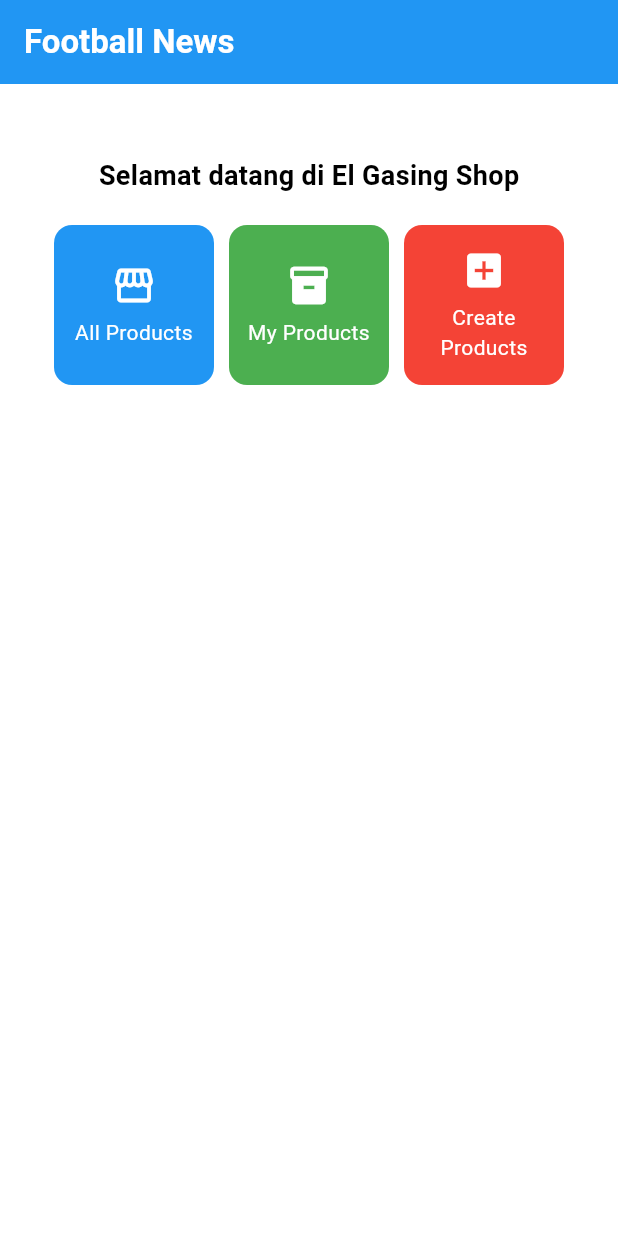
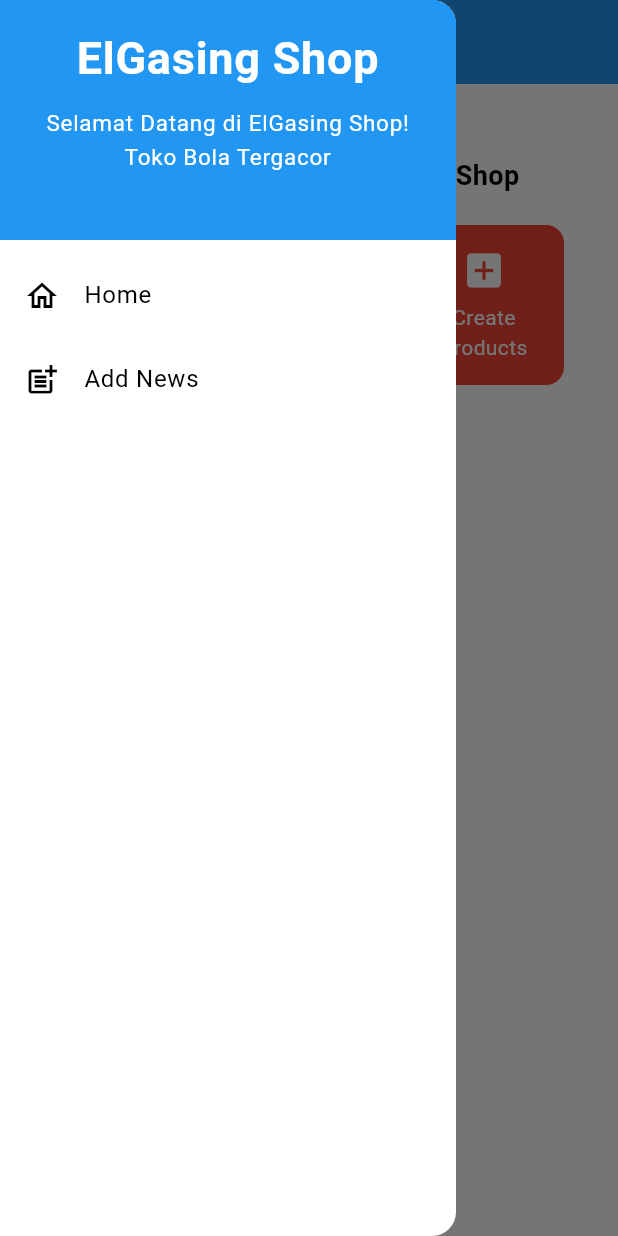
Before and after one commit to elgasing23/Elgasing-football-shop-mobile, a Flutter app: the screen it shows after launch, with the side drawer open (before the commit the screen has no drawer), on a phone screen of 412 x 824 dp. Run offline on Flutter 3.47's test engine with Material 3 defaults, Android fonts, the phone set to English and light mode, and no system bars.

Commit message:
tugas 8 done

```diff
--- a/elgasing/lib/main.dart
+++ b/elgasing/lib/main.dart
@@ -1,5 +1,6 @@
 import 'package:flutter/material.dart';
-import 'package:elgasing/menu.dart';
+import 'package:elgasing/screens/menu.dart';
+import 'package:elgasing/screens/newslist_form.dart';
 
 void main() {
   runApp(const MyApp());
@@ -33,6 +34,9 @@ class MyApp extends StatelessWidget {
         .copyWith(secondary: Colors.blueAccent[400]),
       ),
       home: MyHomePage(),
+      routes: {
+        '/add-product': (context) => const ProductFormPage(),
+      },
     );
   }
 }
--- a/elgasing/lib/menu.dart
+++ b/elgasing/lib/screens/menu.dart
@@ -1,5 +1,5 @@
 import 'package:flutter/material.dart';
-
+import 'package:elgasing/widgets/left_drawer.dart';
 
 class MyHomePage extends StatelessWidget {
   MyHomePage({super.key});
@@ -19,7 +19,7 @@ class MyHomePage extends StatelessWidget {
     return Scaffold(
       appBar: AppBar(
         title: const Text(
-          'Football News',
+          'Football Shop',
           style: TextStyle(
             color: Colors.white,
             fontWeight: FontWeight.bold,
@@ -27,6 +27,7 @@ class MyHomePage extends StatelessWidget {
         ),
         backgroundColor: Theme.of(context).colorScheme.primary,
       ),
+      drawer: LeftDrawer(),
       body: Padding(
         padding: const EdgeInsets.all(16.0),
         child: Column(
@@ -83,15 +84,19 @@ class ItemCard extends StatelessWidget {
   @override
   Widget build(BuildContext context) {
     return Material(
-      color: item.color, // warna sesuai item
+      color: item.color,
       borderRadius: BorderRadius.circular(12),
       child: InkWell(
         onTap: () {
-          ScaffoldMessenger.of(context)
-            ..hideCurrentSnackBar()
-            ..showSnackBar(
-              SnackBar(content: Text("Kamu telah menekan tombol ${item.name}!")),
-            );
+          if (item.name == "Create Products") {
+            Navigator.pushNamed(context, '/add-product');
+          } else {
+            ScaffoldMessenger.of(context)
+              ..hideCurrentSnackBar()
+              ..showSnackBar(
+                SnackBar(content: Text("Kamu telah menekan tombol ${item.name}!")),
+              );
+          }
         },
         child: Container(
           padding: const EdgeInsets.all(8),
--- /dev/null
+++ b/elgasing/lib/widgets/left_drawer.dart
@@ -0,0 +1,75 @@
+// Asumsikan berkas ini ada di direktori yang sesuai (contoh: di luar folder widgets)
+// Sesuaikan path import berikut jika struktur folder Anda berbeda
+import 'package:flutter/material.dart';
+import 'package:elgasing/screens/menu.dart';
+import 'package:elgasing/screens/newslist_form.dart';
+
+
+class LeftDrawer extends StatelessWidget {
+  const LeftDrawer({super.key});
+
+  @override
+  Widget build(BuildContext context) {
+    return Drawer(
+      child: ListView(
+        children: [
+          const DrawerHeader(
+            decoration: BoxDecoration(
+              color: Colors.blue,
+            ),
+            child: Column(
+              children: [
+                Text(
+                  'ElGasing Shop',
+                  textAlign: TextAlign.center,
+                  style: TextStyle(
+                    fontSize: 30,
+                    fontWeight: FontWeight.bold,
+                    color: Colors.white,
+                  ),
+                ),
+                Padding(
+                  padding: EdgeInsets.all(10),
+                  child: Text(
+                    'Selamat Datang di ElGasing Shop! Toko Bola Tergacor',
+                    textAlign: TextAlign.center,
+                    style: TextStyle(
+                      fontSize: 15,
+                      color: Colors.white,
+                    ),
+                  ),
+                ),
+              ],
+            ),
+          ),
+
+          ListTile(
+            leading: const Icon(Icons.home_outlined),
+            title: const Text('Home'),
+            onTap: () {
+              Navigator.pushReplacement(
+                context,
+                MaterialPageRoute(
+                  builder: (context) => MyHomePage(),
+                ),
+              );
+            },
+          ),
+
+          ListTile(
+            leading: const Icon(Icons.post_add),
+            title: const Text('Add News'),
+            onTap: () {
+              Navigator.push(
+                context,
+                MaterialPageRoute(
+                  builder: (context) => const ProductFormPage(),
+                ),
+              );
+            },
+          ),
+        ],
+      ),
+    );
+  }
+}
```
Also changed, not shown: elgasing/lib/screens/newslist_form.dart (added, +231 -0 lines), elgasing/lib/widgets/news_card.dart (added, +69 -0 lines).
